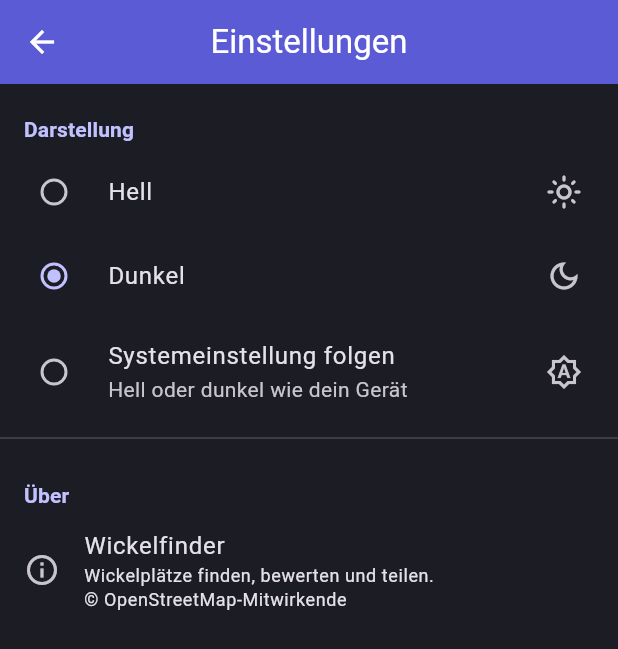
After one commit to Labushuya/wickelfinder, a Flutter app: the SettingsScreen screen opened directly, after a tap on "Dunkel", on a phone screen of 412 x 824 dp. The commit adds this screen. Shown: the top 649 px of the screen. Run offline on Flutter 3.47's test engine with Material 3 defaults, Android fonts, the phone set to English and light mode, and no system bars; our stand-ins replace flutter_map, flutter_riverpod, geolocator, latlong2, open_filex, package_info_plus and 2 more; accounts and stored records are empty; network calls fail.

Commit message:
feat(theme): Light/Dark-Toggle + Einstellungen + Kontrast-Fix (v0.8.0-alpha.3)
- ThemeModeController (light/dark/system) persistent via shared_preferences,
  Default hell; main.dart nutzt themeMode
- Dark-Theme: Anthrazit + aufgehelltes Indigo, korrekte Container-Kontraste
- Erststart-Dialog 'System folgen? Ja/Nein', Einstellungen-Screen (Darstellung)
- 'Einstellungen' im 3-Punkt-Menue; Sonne/Mond-Schnelltoggle neben Suchleiste
- Kontrast-Fix: onSecondaryContainer/onTertiaryContainer=ink (lesbare Schrift
  auf soft-Rose Banner), popupMenu/chip Textfarben schemakonform
- shared_preferences 2.5.3

```diff
--- a/lib/core/theme/app_theme.dart
+++ b/lib/core/theme/app_theme.dart
@@ -9,6 +9,9 @@ abstract final class AppColors {
   static const accentSoft = Color(0xFFF6D9E4); // Flächen
   static const ink = Color(0xFF2A2A40); // Text auf hell
   static const surface = Color(0xFFFBFAFF); // Hintergrund hell
+  // Dark-Mode: Anthrazit + aufgehellte Marken-Akzente fuer Kontrast.
+  static const darkSurface = Color(0xFF1C1C24); // Anthrazit
+  static const darkPrimary = Color(0xFF9B9BF0); // aufgehelltes Indigo
 }
 
 /// Zentrales App-Theme. Light und Dark aus einem Seed abgeleitet,
@@ -19,16 +22,25 @@ abstract final class AppTheme {
 
   static ThemeData _base(Brightness brightness) {
     final isLight = brightness == Brightness.light;
-    final scheme =
-        ColorScheme.fromSeed(
-          seedColor: AppColors.primary,
-          brightness: brightness,
-        ).copyWith(
-          secondary: AppColors.accent,
-          secondaryContainer: AppColors.accentSoft,
-        );
+    var scheme = ColorScheme.fromSeed(
+      seedColor: AppColors.primary,
+      brightness: brightness,
+    );
+    // Akzent-Container nur im Light-Mode mit soft-Rose ueberschreiben;
+    // im Dark-Mode die vom Seed abgeleiteten (dunklen) Container behalten,
+    // damit Text darauf lesbar bleibt.
+    scheme = isLight
+        ? scheme.copyWith(
+            secondary: AppColors.accent,
+            secondaryContainer: AppColors.accentSoft,
+            onSecondaryContainer: AppColors.ink,
+            tertiaryContainer: AppColors.accentSoft,
+            onTertiaryContainer: AppColors.ink,
+          )
+        : scheme.copyWith(secondary: AppColors.accent);
 
-    final surfaceColor = isLight ? AppColors.surface : scheme.surface;
+    final brandPrimary = isLight ? AppColors.primary : AppColors.darkPrimary;
+    final surfaceColor = isLight ? AppColors.surface : AppColors.darkSurface;
 
     return ThemeData(
       useMaterial3: true,
@@ -64,7 +76,7 @@ abstract final class AppTheme {
         color: surfaceColor,
         elevation: 4,
         shape: RoundedRectangleBorder(borderRadius: BorderRadius.circular(14)),
-        textStyle: const TextStyle(color: AppColors.ink),
+        textStyle: TextStyle(color: scheme.onSurface),
       ),
       // Bottom-Sheets (Detail, Bewerten) abgerundet, Markenflaeche.
       bottomSheetTheme: BottomSheetThemeData(
@@ -80,8 +92,12 @@ abstract final class AppTheme {
         shape: RoundedRectangleBorder(borderRadius: BorderRadius.circular(20)),
       ),
       chipTheme: ChipThemeData(
-        selectedColor: AppColors.accentSoft,
-        checkmarkColor: AppColors.primaryDeep,
+        selectedColor: isLight ? AppColors.accentSoft : AppColors.primaryDeep,
+        checkmarkColor: isLight ? AppColors.primaryDeep : Colors.white,
+        secondarySelectedColor: isLight
+            ? AppColors.accentSoft
+            : AppColors.primaryDeep,
+        labelStyle: TextStyle(color: scheme.onSurface),
         backgroundColor: isLight
             ? Colors.white
             : scheme.surfaceContainerHighest,
--- /dev/null
+++ b/lib/core/theme/settings_screen.dart
@@ -0,0 +1,108 @@
+import 'package:flutter/material.dart';
+import 'package:flutter_riverpod/flutter_riverpod.dart';
+
+import 'theme_controller.dart';
+
+/// Einstellungen-Screen. Aktuell: Darstellung (hell/dunkel/System).
+/// Modern gegliedert in Sektionen mit Ueberschrift.
+class SettingsScreen extends ConsumerWidget {
+  const SettingsScreen({super.key});
+
+  @override
+  Widget build(BuildContext context, WidgetRef ref) {
+    final mode = ref.watch(themeModeProvider);
+    final theme = Theme.of(context);
+
+    return Scaffold(
+      appBar: AppBar(title: const Text('Einstellungen')),
+      body: ListView(
+        children: [
+          _SectionHeader('Darstellung'),
+          RadioListTile<ThemeMode>(
+            title: const Text('Hell'),
+            secondary: const Icon(Icons.light_mode_outlined),
+            value: ThemeMode.light,
+            groupValue: mode,
+            onChanged: (m) => ref.read(themeModeProvider.notifier).set(m!),
+          ),
+          RadioListTile<ThemeMode>(
+            title: const Text('Dunkel'),
+            secondary: const Icon(Icons.dark_mode_outlined),
+            value: ThemeMode.dark,
+            groupValue: mode,
+            onChanged: (m) => ref.read(themeModeProvider.notifier).set(m!),
+          ),
+          RadioListTile<ThemeMode>(
+            title: const Text('Systemeinstellung folgen'),
+            subtitle: const Text('Hell oder dunkel wie dein Gerät'),
+            secondary: const Icon(Icons.brightness_auto_outlined),
+            value: ThemeMode.system,
+            groupValue: mode,
+            onChanged: (m) => ref.read(themeModeProvider.notifier).set(m!),
+          ),
+          const Divider(),
+          _SectionHeader('Über'),
+          ListTile(
+            leading: const Icon(Icons.info_outline),
+            title: const Text('Wickelfinder'),
+            subtitle: Text(
+              'Wickelplätze finden, bewerten und teilen.\n'
+              '© OpenStreetMap-Mitwirkende',
+              style: theme.textTheme.bodySmall,
+            ),
+          ),
+        ],
+      ),
+    );
+  }
+}
+
+class _SectionHeader extends StatelessWidget {
+  const _SectionHeader(this.title);
+  final String title;
+
+  @override
+  Widget build(BuildContext context) {
+    final theme = Theme.of(context);
+    return Padding(
+      padding: const EdgeInsets.fromLTRB(16, 20, 16, 4),
+      child: Text(
+        title,
+        style: theme.textTheme.labelLarge?.copyWith(
+          color: theme.colorScheme.primary,
+          fontWeight: FontWeight.bold,
+        ),
+      ),
+    );
+  }
+}
+
+/// Beim ersten Start: fragen, ob die App dem System-Hell/Dunkel folgen soll.
+/// Wird nur gezeigt, wenn der Nutzer noch keine Wahl getroffen hat.
+Future<void> maybeShowThemeFirstRun(BuildContext context, WidgetRef ref) async {
+  final controller = ref.read(themeModeProvider.notifier);
+  if (controller.hasChosen) return;
+
+  final follow = await showDialog<bool>(
+    context: context,
+    barrierDismissible: false,
+    builder: (_) => AlertDialog(
+      title: const Text('Darstellung'),
+      content: const Text(
+        'Soll Wickelfinder dem Hell-/Dunkel-Modus deines Geräts folgen?\n\n'
+        'Du kannst das jederzeit in den Einstellungen ändern.',
+      ),
+      actions: [
+        TextButton(
+          onPressed: () => Navigator.pop(context, false),
+          child: const Text('Nein, immer hell'),
+        ),
+        FilledButton(
+          onPressed: () => Navigator.pop(context, true),
+          child: const Text('Ja, System folgen'),
+        ),
+      ],
+    ),
+  );
+  await controller.set(follow ?? false ? ThemeMode.system : ThemeMode.light);
+}
--- /dev/null
+++ b/lib/core/theme/theme_controller.dart
@@ -0,0 +1,47 @@
+import 'package:flutter/material.dart';
+import 'package:flutter_riverpod/flutter_riverpod.dart';
+import 'package:shared_preferences/shared_preferences.dart';
+
+/// Verwaltet den Theme-Modus (hell/dunkel/system) und persistiert ihn.
+///
+/// Default ist HELL (Marken-Look), auch wenn das System dunkel ist — der
+/// Nutzer entscheidet beim ersten Start (Dialog) bzw. in den Einstellungen,
+/// ob die App dem System folgen soll.
+class ThemeModeController extends Notifier<ThemeMode> {
+  static const _key = 'theme_mode';
+  SharedPreferences? _prefs;
+
+  @override
+  ThemeMode build() {
+    _load();
+    return ThemeMode.light; // Default bis geladen: helle Marke.
+  }
+
+  Future<void> _load() async {
+    _prefs = await SharedPreferences.getInstance();
+    final stored = _prefs?.getString(_key);
+    if (stored != null) {
+      state = ThemeMode.values.firstWhere(
+        (m) => m.name == stored,
+        orElse: () => ThemeMode.light,
+      );
+    }
+  }
+
+  /// True, wenn der Nutzer bereits eine bewusste Wahl getroffen hat.
+  bool get hasChosen => _prefs?.getString(_key) != null;
+
+  Future<void> set(ThemeMode mode) async {
+    state = mode;
+    _prefs ??= await SharedPreferences.getInstance();
+    await _prefs!.setString(_key, mode.name);
+  }
+
+  /// Schnell-Toggle hell <-> dunkel (ignoriert 'system').
+  Future<void> toggle() =>
+      set(state == ThemeMode.dark ? ThemeMode.light : ThemeMode.dark);
+}
+
+final themeModeProvider = NotifierProvider<ThemeModeController, ThemeMode>(
+  ThemeModeController.new,
+);
--- a/lib/features/map/presentation/map_screen.dart
+++ b/lib/features/map/presentation/map_screen.dart
@@ -8,6 +8,8 @@ import 'package:latlong2/latlong.dart';
 
 import '../../../core/location/location_service.dart';
 import '../../../core/theme/app_theme.dart';
+import '../../../core/theme/settings_screen.dart';
+import '../../../core/theme/theme_controller.dart';
 import '../../community/presentation/accumulated_places.dart';
 import '../../community/presentation/add_place_screen.dart';
 import '../../community/presentation/community_providers.dart';
@@ -39,6 +41,7 @@ class _MapScreenState extends ConsumerState<MapScreen> {
   void initState() {
     super.initState();
     WidgetsBinding.instance.addPostFrameCallback((_) {
+      maybeShowThemeFirstRun(context, ref);
       UpdateSheet.checkAndShow(context, ref);
     });
   }
@@ -96,13 +99,22 @@ class _MapScreenState extends ConsumerState<MapScreen> {
             ],
           ),
 
-          // Suchleiste oben: volle Breite, 3-Punkt-Menue integriert.
+          // Suchleiste oben: volle Breite, 3-Punkt-Menue integriert,
+          // daneben ein kleiner Hell-/Dunkel-Schnellumschalter.
           SafeArea(
             child: Padding(
               padding: const EdgeInsets.all(12),
-              child: AddressSearchBar(
-                onSelected: _goTo,
-                trailing: _buildMenu(hasBackend),
+              child: Row(
+                children: [
+                  Expanded(
+                    child: AddressSearchBar(
+                      onSelected: _goTo,
+                      trailing: _buildMenu(hasBackend),
+                    ),
+                  ),
+                  const SizedBox(width: 8),
+                  _ThemeToggleButton(),
+                ],
               ),
             ),
           ),
@@ -175,6 +187,10 @@ class _MapScreenState extends ConsumerState<MapScreen> {
           Navigator.of(
             context,
           ).push(MaterialPageRoute(builder: (_) => const MyPlacesScreen()));
+        } else if (v == 'settings') {
+          Navigator.of(
+            context,
+          ).push(MaterialPageRoute(builder: (_) => const SettingsScreen()));
         }
       },
       itemBuilder: (_) => [
@@ -189,6 +205,16 @@ class _MapScreenState extends ConsumerState<MapScreen> {
               ],
             ),
           ),
+        const PopupMenuItem(
+          value: 'settings',
+          child: Row(
+            children: [
+              Icon(Icons.settings_outlined, size: 20),
+              SizedBox(width: 10),
+              Text('Einstellungen'),
+            ],
+          ),
+        ),
         const PopupMenuItem(
           value: 'update',
           child: Row(
@@ -358,6 +384,28 @@ class _MapScreenState extends ConsumerState<MapScreen> {
   }
 }
 
+/// Kleiner Hell-/Dunkel-Schnellumschalter (Sonne/Mond) neben der Suchleiste.
+class _ThemeToggleButton extends ConsumerWidget {
+  @override
+  Widget build(BuildContext context, WidgetRef ref) {
+    final mode = ref.watch(themeModeProvider);
+    final isDark =
+        mode == ThemeMode.dark ||
+        (mode == ThemeMode.system &&
+            MediaQuery.platformBrightnessOf(context) == Brightness.dark);
+    return Material(
+      elevation: 3,
+      shape: const CircleBorder(),
+      color: Theme.of(context).colorScheme.surface,
+      child: IconButton(
+        tooltip: isDark ? 'Heller Modus' : 'Dunkler Modus',
+        icon: Icon(isDark ? Icons.light_mode : Icons.dark_mode),
+        onPressed: () => ref.read(themeModeProvider.notifier).toggle(),
+      ),
+    );
+  }
+}
+
 class _PinIcon extends StatelessWidget {
   const _PinIcon({required this.source});
 
--- a/lib/main.dart
+++ b/lib/main.dart
@@ -3,6 +3,7 @@ import 'package:flutter_riverpod/flutter_riverpod.dart';
 
 import 'core/supabase/supabase_init.dart';
 import 'core/theme/app_theme.dart';
+import 'core/theme/theme_controller.dart';
 import 'features/map/presentation/map_screen.dart';
 
 Future<void> main() async {
@@ -13,16 +14,18 @@ Future<void> main() async {
   runApp(const ProviderScope(child: WickelfinderApp()));
 }
 
-class WickelfinderApp extends StatelessWidget {
+class WickelfinderApp extends ConsumerWidget {
   const WickelfinderApp({super.key});
 
   @override
-  Widget build(BuildContext context) {
+  Widget build(BuildContext context, WidgetRef ref) {
+    final themeMode = ref.watch(themeModeProvider);
     return MaterialApp(
       title: 'Wickelfinder',
       debugShowCheckedModeBanner: false,
       theme: AppTheme.light,
       darkTheme: AppTheme.dark,
+      themeMode: themeMode,
       home: const MapScreen(),
     );
   }
--- a/pubspec.yaml
+++ b/pubspec.yaml
@@ -28,6 +28,8 @@ dependencies:
   package_info_plus: 9.0.1
   path_provider: 2.1.5
   open_filex: 4.7.0
+  # Einstellungen persistieren (Theme-Modus)
+  shared_preferences: 2.5.3
   # Icons
   cupertino_icons: 1.0.8
 
```
